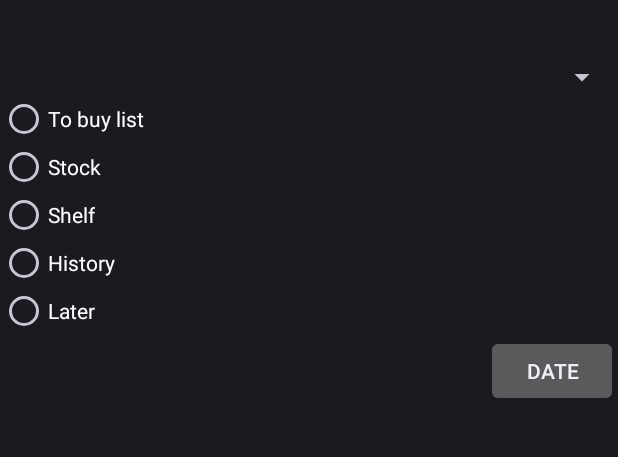
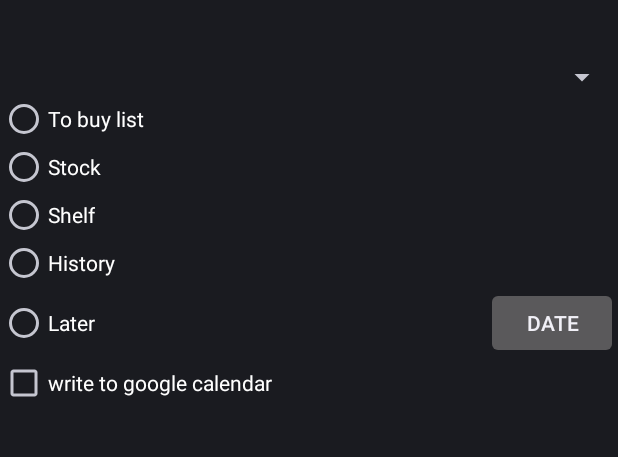
Before and after one commit to mamewotoko/stacklr, an Android app: the layout item.xml on its own in the app's theme, with its tools: preview values and no code run, on a phone screen of 412 x 824 dp, the part 62-519 px from its top. Run offline under Robolectric (Android 15) with nearby library versions, the phone set to English and light mode, and no system bars.

Commit message:
add check box to select writing item transition to google calendar or not

```diff
--- a/app/src/main/res/layout/item.xml
+++ b/app/src/main/res/layout/item.xml
@@ -51,22 +51,23 @@
 		   android:layout_height="wrap_content"
 		   android:text="History"
 		   />
+    <LinearLayout
+		  android:layout_width="match_parent"
+		  android:layout_height="wrap_content"
+		  android:orientation="horizontal" >
+
       <RadioButton android:id="@+id/radio_later"
-		   android:layout_width="wrap_content"
+		   android:layout_weight="1"
+		   android:layout_width="fill_parent"
 		   android:layout_height="wrap_content"
 		   android:text="Later"
 		   />
-      <!-- TODO: add date picker -->
-    </RadioGroup>
-    <RelativeLayout
-		  android:layout_width="match_parent"
-		  android:layout_height="wrap_content"
-		  android:orientation="horizontal" >
 
       <TextView android:id="@+id/item_later_date"
 		android:layout_height="wrap_content"
 		android:layout_width="wrap_content"
 		android:textAppearance="?android:attr/textAppearanceMedium"
+		android:layout_alignParentRight="true"
 		android:text="" />
 
       <TextView android:id="@+id/item_later_date_long"
@@ -79,9 +80,17 @@
       <Button android:id="@+id/item_later_date_button"
 	      android:layout_height="wrap_content"
 	      android:layout_width="wrap_content"
-	      android:layout_alignParentRight="true"
 	      android:text="@string/later_date" />
-    </RelativeLayout>
+    </LinearLayout>
+
+      <!-- TODO: add date picker -->
+    </RadioGroup>
+
+    <CheckBox android:id="@+id/item_write_to_calendar"
+        android:layout_width="wrap_content"
+        android:layout_height="wrap_content"
+        android:text="@string/checkbox_write_to_calendar"
+	/>
 <!--
     <CalendarView
 	  android:layout_width="fill_parent"
--- a/app/src/main/res/values/strings.xml
+++ b/app/src/main/res/values/strings.xml
@@ -41,6 +41,7 @@
 
     <string name="remove">Remove</string>
     <string name="later_date">Date</string>
+    <string name="checkbox_write_to_calendar">write to google calendar</string>
 
     <!-- Item.ITEM_TYPE_XXX -->
     <string-array name="item_type">
```
Also changed, not shown: app/src/main/java/com/mamewo/stacklr/ExpandableAdapter.java (+32 -5 lines), app/src/main/java/com/mamewo/stacklr/StacklrExpActivity.java (+16 -4 lines), 2 other files.
